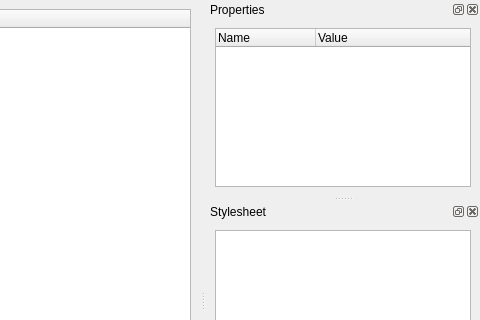
Before: the Qt Designer form src/QtGuiInspector.ui in reihu/QtGuiInspector, drawn with Qt 5; both pictures show x 320 to 800 and y 0 to 320 of the 800 by 600 pixel window.
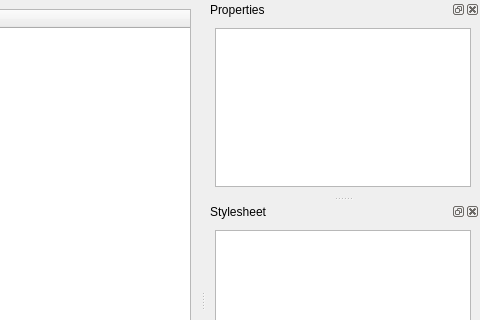
After: the same form once the commit is applied. Custom widgets are drawn as their Qt base class.

Commit message: PropertyEditor uses QTreeView instead of QTreeWidget now (which supports item delegates)

The edit to the form file:
```diff
--- a/src/QtGuiInspector.ui
+++ b/src/QtGuiInspector.ui
@@ -48,18 +48,7 @@
    <widget class="QWidget" name="dockWidgetContents_2">
     <layout class="QVBoxLayout" name="verticalLayout_2">
      <item>
-      <widget class="PropertyEditor" name="propertyList">
-       <column>
-        <property name="text">
-         <string notr="true">Name</string>
-        </property>
-       </column>
-       <column>
-        <property name="text">
-         <string>Value</string>
-        </property>
-       </column>
-      </widget>
+      <widget class="PropertyEditor" name="propertyList"/>
      </item>
     </layout>
    </widget>
@@ -112,16 +101,16 @@
    <extends>QTreeWidget</extends>
    <header>../src/ObjectTree.h</header>
   </customwidget>
-  <customwidget>
-   <class>PropertyEditor</class>
-   <extends>QTreeWidget</extends>
-   <header>../src/PropertyEditor.h</header>
-  </customwidget>
   <customwidget>
    <class>MethodViewer</class>
    <extends>QTreeWidget</extends>
    <header>../src/MethodViewer.h</header>
   </customwidget>
+  <customwidget>
+   <class>PropertyEditor</class>
+   <extends>QTreeView</extends>
+   <header>../src/PropertyEditor.h</header>
+  </customwidget>
  </customwidgets>
  <resources/>
  <connections/>
```
The commit also changes 2 other files.
